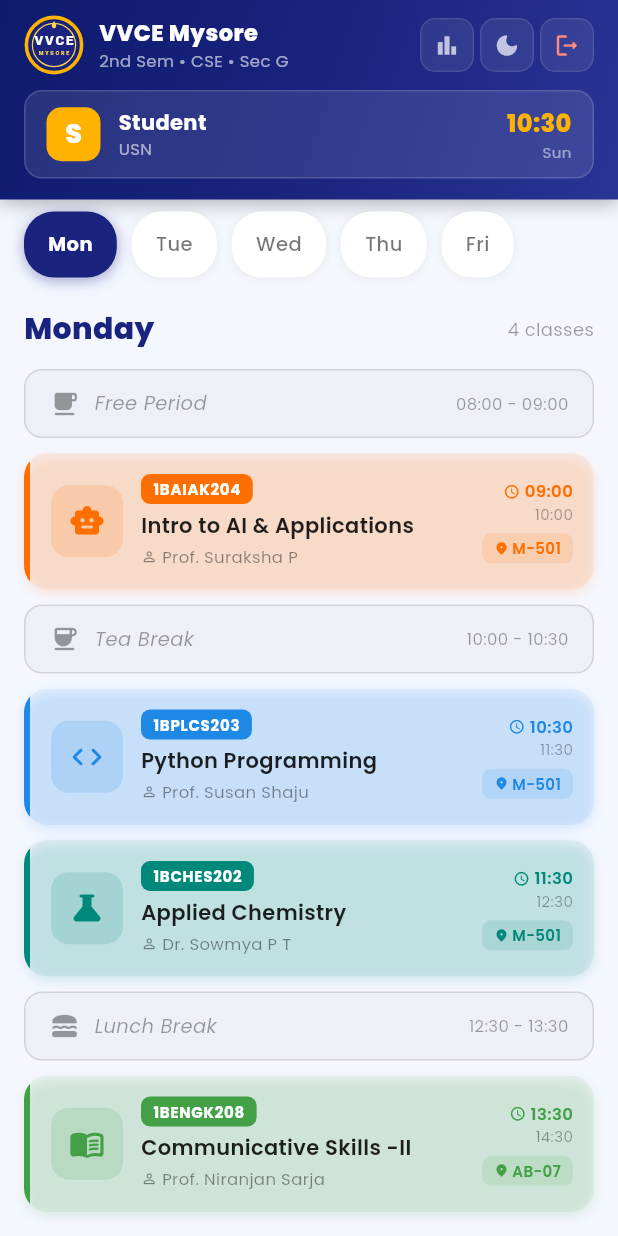
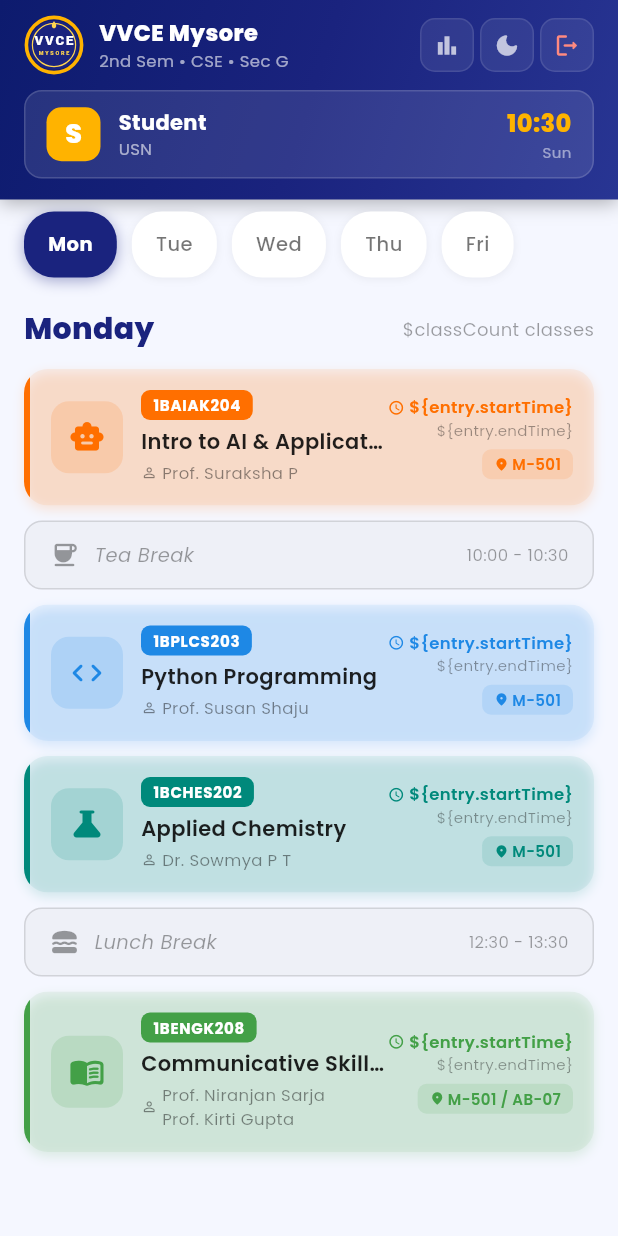
Before and after one commit to vvce25cse0423-lgtm/vvce_timetable, a Flutter app: the TimetableScreen screen opened directly, on a phone screen of 412 x 824 dp. Run offline on Flutter 3.47's test engine with Material 3 defaults, Android fonts, the phone set to English and light mode, and no system bars; drawn by our look-alikes of flutter_animate; our stand-ins replace google_fonts, shared_preferences; accounts and stored records are empty.

Commit message:
fix: correct timings - Mon Comm Skills 13:30-15:30, Tue Lab 10:30-12:30, Thu/Fri free period removed, Fri Lab 08:00-10:00

```diff
--- a/lib/data/timetable_data.dart
+++ b/lib/data/timetable_data.dart
@@ -1,25 +1,17 @@
 // lib/data/timetable_data.dart
 // VVCE Mysore - 2nd Semester CSE Section G
 // C-Cycle Timetable dated 12.02.2026, w.e.f 23.02.2026 (V 1.0)
-// Updated per Nitin Mahadev's corrections
 
 import '../models/timetable_model.dart';
 
-/// Time slots matching the official timetable:
-/// 08:00-09:00 | 09:00-10:00 | Tea Break 10:00-10:30
-/// 10:30-11:30 | 11:30-12:30 | Lunch 12:30-13:30
-/// 13:30-14:30 | 14:30-15:30 | 15:30-16:30
-/// Index: 0       1             2(tea)
-///        3       4             5(lunch)
-///        6       7             8
-
+// Legacy timeSlots kept for compatibility
 const List<String> timeSlots = [
   '08:00 - 09:00',
   '09:00 - 10:00',
-  '10:00 - 10:30',   // Tea Break
+  '10:00 - 10:30',
   '10:30 - 11:30',
   '11:30 - 12:30',
-  '12:30 - 13:30',   // Lunch Break
+  '12:30 - 13:30',
   '13:30 - 14:30',
   '14:30 - 15:30',
   '15:30 - 16:30',
@@ -35,13 +27,28 @@
   '13:30', '14:30', '15:30', '16:30',
 ];
 
-final Map<String, List<ClassSlot?>> timetableData = {
+const List<String> weekDays = [
+  'Monday', 'Tuesday', 'Wednesday', 'Thursday', 'Friday',
+];
 
-  // ── MONDAY ──────────────────────────────────────────────────────────
-  // Changes: Remove Free periods, Kannada removed,
-  //          Comm Skills merged to 1 block, faculty → Prof. Niranjan Sarja, room AB-07
+// ─────────────────────────────────────────────────────────────────────────────
+// daySchedules: each day is a List of dynamic entries — either ClassSlot or
+// BreakEntry. Each ClassSlot carries its own startTime/endTime for display.
+// ─────────────────────────────────────────────────────────────────────────────
+
+final Map<String, List<dynamic>> daySchedules = {
+
+  // ── MONDAY ────────────────────────────────────────────────────────────────
+  // 09:00-10:00 AI
+  // Tea Break 10:00-10:30
+  // 10:30-11:30 Python
+  // 11:30-12:30 Chemistry
+  // Lunch 12:30-13:30
+  // 13:30-15:30 Communicative Skills-II (2 hrs, single card)
+  //   Faculty: Prof. Niranjan Sarja & Prof. Kirti Gupta
+  //   Rooms: M-501, AB-07
+  // No free period labels
   'Monday': [
-    null, // 08:00 - empty
     const ClassSlot(
       subjectCode: '1BAIAK204',
       subjectName: 'Intro to AI & Applications',
@@ -51,7 +58,7 @@
       endTime: '10:00',
       type: SubjectType.ai,
     ),
-    null, // Tea Break
+    const BreakEntry(timeRange: '10:00 - 10:30', isTeaBreak: true),
     const ClassSlot(
       subjectCode: '1BPLCS203',
       subjectName: 'Python Programming',
@@ -70,23 +77,27 @@
       endTime: '12:30',
       type: SubjectType.chemistry,
     ),
-    null, // Lunch Break
+    const BreakEntry(timeRange: '12:30 - 13:30', isLunch: true),
     const ClassSlot(
       subjectCode: '1BENGK208',
       subjectName: 'Communicative Skills -II',
-      faculty: 'Prof. Niranjan Sarja',
-      room: 'AB-07',
+      faculty: 'Prof. Niranjan Sarja\nProf. Kirti Gupta',
+      room: 'M-501 / AB-07',
       startTime: '13:30',
-      endTime: '14:30',
+      endTime: '15:30',
       type: SubjectType.english,
     ),
-    // Slot 7 (14:30) empty — Comm Skills now single block
-    // Slot 8 (15:30) empty — Kannada removed
   ],
 
-  // ── TUESDAY ─────────────────────────────────────────────────────────
-  // Changes: Remove Free periods,
-  //          Maths Lab merged to 1 block, code→1BMATS201L, add Prof. Pallavi
+  // ── TUESDAY ───────────────────────────────────────────────────────────────
+  // 08:00-09:00 Maths
+  // 09:00-10:00 Chemistry
+  // Tea Break 10:00-10:30
+  // 10:30-12:30 Maths Lab (2 hrs, single card) — 1BMATS201L
+  //   Faculty: Prof. Deepa R Acharya & Prof. Pallavi
+  // Lunch 12:30-13:30
+  // 13:30-14:30 Electronics
+  // 14:30-15:30 Python
   'Tuesday': [
     const ClassSlot(
       subjectCode: '1BMATS201',
@@ -106,18 +117,17 @@
       endTime: '10:00',
       type: SubjectType.chemistry,
     ),
-    null, // Tea Break
+    const BreakEntry(timeRange: '10:00 - 10:30', isTeaBreak: true),
     const ClassSlot(
       subjectCode: '1BMATS201L',
       subjectName: 'Applied Mathematics Lab',
-      faculty: 'Prof. Deepa R Acharya & Prof. Pallavi',
+      faculty: 'Prof. Deepa R Acharya\nProf. Pallavi',
       room: 'A-308',
       startTime: '10:30',
-      endTime: '11:30',
+      endTime: '12:30',
       type: SubjectType.lab,
     ),
-    // Slot 4 (11:30) empty — Maths Lab now single block
-    null, // Lunch Break
+    const BreakEntry(timeRange: '12:30 - 13:30', isLunch: true),
     const ClassSlot(
       subjectCode: '1BIECK205',
       subjectName: 'Intro to Electronics Engg.',
@@ -136,12 +146,14 @@
       endTime: '15:30',
       type: SubjectType.programming,
     ),
-    // Slot 8 (15:30) removed
   ],
 
-  // ── WEDNESDAY ───────────────────────────────────────────────────────
-  // Changes: Chem Lab merged to 1 block, Lunch Break removed,
-  //          free afternoon slots removed
+  // ── WEDNESDAY ─────────────────────────────────────────────────────────────
+  // 08:00-09:00 Maths
+  // 09:00-10:00 Electronics
+  // Tea Break 10:00-10:30
+  // 10:30-11:30 Chemistry Lab (single card)
+  // No lunch, no afternoon
   'Wednesday': [
     const ClassSlot(
       subjectCode: '1BMATS201',
@@ -161,7 +173,7 @@
       endTime: '10:00',
       type: SubjectType.electronics,
     ),
-    null, // Tea Break
+    const BreakEntry(timeRange: '10:00 - 10:30', isTeaBreak: true),
     const ClassSlot(
       subjectCode: '1BCHESL206',
       subjectName: 'Applied Chemistry Lab',
@@ -171,15 +183,18 @@
       endTime: '11:30',
       type: SubjectType.lab,
     ),
-    // Slot 4 (11:30) — Chem Lab now single block, no second block
-    // No Lunch Break on Wednesday
-    // No afternoon slots on Wednesday
   ],
 
-  // ── THURSDAY ────────────────────────────────────────────────────────
-  // Changes: Remove free periods
+  // ── THURSDAY ──────────────────────────────────────────────────────────────
+  // 09:00-10:00 Kannada
+  // Tea Break 10:00-10:30
+  // 10:30-11:30 AI
+  // 11:30-12:30 Electronics
+  // Lunch 12:30-13:30
+  // 13:30-14:30 Chemistry
+  // 14:30-15:30 Maths
+  // No free period labels (08:00 slot removed)
   'Thursday': [
-    null, // 08:00 empty
     const ClassSlot(
       subjectCode: '1BKSKK210',
       subjectName: 'Samskruthika Kannada',
@@ -189,7 +204,7 @@
       endTime: '10:00',
       type: SubjectType.kannada,
     ),
-    null, // Tea Break
+    const BreakEntry(timeRange: '10:00 - 10:30', isTeaBreak: true),
     const ClassSlot(
       subjectCode: '1BAIAK204',
       subjectName: 'Intro to AI & Applications',
@@ -208,7 +223,7 @@
       endTime: '12:30',
       type: SubjectType.electronics,
     ),
-    null, // Lunch Break
+    const BreakEntry(timeRange: '12:30 - 13:30', isLunch: true),
     const ClassSlot(
       subjectCode: '1BCHES202',
       subjectName: 'Applied Chemistry',
@@ -227,12 +242,15 @@
       endTime: '15:30',
       type: SubjectType.mathematics,
     ),
-    // Slot 8 (15:30) removed — no free period
   ],
 
-  // ── FRIDAY ──────────────────────────────────────────────────────────
-  // Changes: Python Lab → single block, Project Lab → single block,
-  //          free periods removed
+  // ── FRIDAY ────────────────────────────────────────────────────────────────
+  // 08:00-10:00 Python Lab (2 hrs, single card) — 1BPLCSL207
+  // Tea Break 10:00-10:30
+  // 10:30-11:30 Maths
+  // 11:30-12:30 Python
+  // Lunch 12:30-13:30
+  // 13:30-14:30 Project-Based Learning (single card)
   'Friday': [
     const ClassSlot(
       subjectCode: '1BPLCSL207',
@@ -240,11 +258,10 @@
       faculty: 'Prof. Susan Shaju',
       room: 'M-317',
       startTime: '08:00',
-      endTime: '09:00',
+      endTime: '10:00',
       type: SubjectType.lab,
     ),
-    // Slot 1 (09:00) — Python Lab now single block
-    null, // Tea Break
+    const BreakEntry(timeRange: '10:00 - 10:30', isTeaBreak: true),
     const ClassSlot(
       subjectCode: '1BMATS201',
       subjectName: 'Applied Mathematics',
@@ -263,7 +280,7 @@
       endTime: '12:30',
       type: SubjectType.programming,
     ),
-    null, // Lunch Break
+    const BreakEntry(timeRange: '12:30 - 13:30', isLunch: true),
     const ClassSlot(
       subjectCode: '1BPBLK209',
       subjectName: 'Project-Based Learning',
@@ -273,14 +290,11 @@
       endTime: '14:30',
       type: SubjectType.lab,
     ),
-    // Slot 7 (14:30) — Project Lab now single block, removed free period
   ],
 };
 
-const List<String> weekDays = [
-  'Monday',
-  'Tuesday',
-  'Wednesday',
-  'Thursday',
-  'Friday',
-];
+// Legacy map kept for stats_widget compatibility
+final Map<String, List<ClassSlot?>> timetableData = {
+  for (final entry in daySchedules.entries)
+    entry.key: entry.value.map((e) => e is ClassSlot ? e : null).toList(),
+};
--- a/lib/models/timetable_model.dart
+++ b/lib/models/timetable_model.dart
@@ -65,6 +65,19 @@
   free,
 }
 
+
+/// A break slot (Tea Break, Lunch, etc.) used in daySchedules
+class BreakEntry {
+  final String timeRange;
+  final bool isLunch;
+  final bool isTeaBreak;
+
+  const BreakEntry({
+    required this.timeRange,
+    this.isLunch = false,
+    this.isTeaBreak = false,
+  });
+}
 /// Student data model
 class Student {
   final String name;
--- a/lib/screens/timetable_screen.dart
+++ b/lib/screens/timetable_screen.dart
@@ -5,6 +5,7 @@
 import 'package:flutter_animate/flutter_animate.dart';
 import 'dart:ui' show FontFeature;
 import '../data/timetable_data.dart';
+import '../models/timetable_model.dart';
 import '../utils/app_theme.dart';
 import '../utils/prefs_service.dart';
 import '../widgets/day_selector.dart';
@@ -395,8 +396,9 @@
   }
 
   Widget _buildDaySchedule(String dayName, bool isDark, bool isActive) {
-    final slots = timetableData[dayName] ?? [];
+    final entries = daySchedules[dayName] ?? [];
     final isToday = _isTodayName(dayName);
+    final classCount = entries.whereType<ClassSlot>().length;
 
     return ListView(
       padding: const EdgeInsets.fromLTRB(16, 8, 16, 24),
@@ -434,7 +436,7 @@
               ],
               const Spacer(),
               Text(
-                '${slots.where((s) => s != null).length} classes',
+                '\$classCount classes',
                 style: TextStyle(
                   fontSize: 12,
                   color: isDark ? Colors.white38 : Colors.black38,
@@ -444,34 +446,33 @@
           ),
         ),
 
-        // Slot cards — index mapped to timeSlots array safely
-        ...slots.asMap().entries.map((entry) {
-          final index = entry.key;
-          final slot = entry.value;
-          // Guard: only render if index is within timeSlots bounds
-          if (index >= timeSlots.length) return const SizedBox.shrink();
-          final timeRange = timeSlots[index];
+        // Render each entry — DayEntry carries its own time range & break type
+        ...entries.asMap().entries.map((mapEntry) {
+          final index = mapEntry.key;
+          final entry = mapEntry.value;
 
-          if (slot == null) {
-            // index 2 = Tea Break, index 5 = Lunch Break, others = Free
-            final isLunch = index == 5;
-            final isTeaBreak = index == 2;
+          if (entry is BreakEntry) {
             return BreakCard(
-              timeRange: timeRange,
-              isLunch: isLunch,
-              isTeaBreak: isTeaBreak,
+              timeRange: entry.timeRange,
+              isLunch: entry.isLunch,
+              isTeaBreak: entry.isTeaBreak,
               isDark: isDark,
               animationIndex: index,
             );
           }
 
-          return SubjectCard(
-            slot: slot,
-            timeRange: timeRange,
-            isOngoing: isToday && slot.isOngoing(),
-            isDark: isDark,
-            animationIndex: index,
-          );
+          if (entry is ClassSlot) {
+            final timeRange = '\${entry.startTime} - \${entry.endTime}';
+            return SubjectCard(
+              slot: entry,
+              timeRange: timeRange,
+              isOngoing: isToday && entry.isOngoing(),
+              isDark: isDark,
+              animationIndex: index,
+            );
+          }
+
+          return const SizedBox.shrink();
         }),
       ],
     );
--- a/lib/widgets/subject_card.dart
+++ b/lib/widgets/subject_card.dart
@@ -173,7 +173,7 @@
                                         ? Colors.white60
                                         : Colors.black45,
                                   ),
-                                  maxLines: 1,
+                                  maxLines: 2,
                                   overflow: TextOverflow.ellipsis,
                                 ),
                               ),
```
